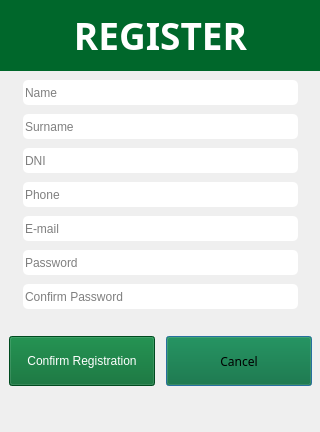
The window that src/Vista/registro.ui (gjimec00/STDEvents) describes before a commit, drawn with Qt 5.
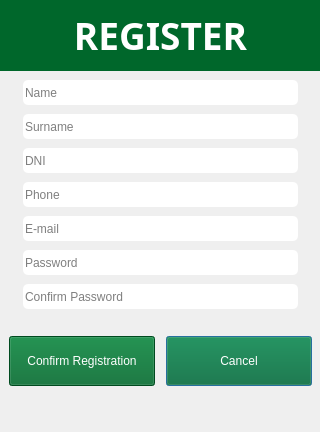
The same window after the commit.

Commit message: segunda prueba

```diff
--- a/src/Vista/registro.ui
+++ b/src/Vista/registro.ui
@@ -287,123 +287,21 @@
           <height>50</height>
          </size>
         </property>
-        <property name="palette">
-         <palette>
-          <active>
-           <colorrole role="Button">
-            <brush brushstyle="SolidPattern">
-             <color alpha="255">
-              <red>0</red>
-              <green>103</green>
-              <blue>43</blue>
-             </color>
-            </brush>
-           </colorrole>
-           <colorrole role="Base">
-            <brush brushstyle="SolidPattern">
-             <color alpha="255">
-              <red>0</red>
-              <green>103</green>
-              <blue>43</blue>
-             </color>
-            </brush>
-           </colorrole>
-           <colorrole role="Window">
-            <brush brushstyle="SolidPattern">
-             <color alpha="255">
-              <red>0</red>
-              <green>103</green>
-              <blue>43</blue>
-             </color>
-            </brush>
-           </colorrole>
-          </active>
-          <inactive>
-           <colorrole role="Button">
-            <brush brushstyle="SolidPattern">
-             <color alpha="255">
-              <red>0</red>
-              <green>103</green>
-              <blue>43</blue>
-             </color>
-            </brush>
-           </colorrole>
-           <colorrole role="Base">
-            <brush brushstyle="SolidPattern">
-             <color alpha="255">
-              <red>0</red>
-              <green>103</green>
-              <blue>43</blue>
-             </color>
-            </brush>
-           </colorrole>
-           <colorrole role="Window">
-            <brush brushstyle="SolidPattern">
-             <color alpha="255">
-              <red>0</red>
-              <green>103</green>
-              <blue>43</blue>
-             </color>
-            </brush>
-           </colorrole>
-          </inactive>
-          <disabled>
-           <colorrole role="Button">
-            <brush brushstyle="SolidPattern">
-             <color alpha="255">
-              <red>0</red>
-              <green>103</green>
-              <blue>43</blue>
-             </color>
-            </brush>
-           </colorrole>
-           <colorrole role="Base">
-            <brush brushstyle="SolidPattern">
-             <color alpha="255">
-              <red>0</red>
-              <green>103</green>
-              <blue>43</blue>
-             </color>
-            </brush>
-           </colorrole>
-           <colorrole role="Window">
-            <brush brushstyle="SolidPattern">
-             <color alpha="255">
-              <red>0</red>
-              <green>103</green>
-              <blue>43</blue>
-             </color>
-            </brush>
-           </colorrole>
-          </disabled>
-         </palette>
-        </property>
-        <property name="font">
-         <font>
-          <family>Arial Black</family>
-          <pointsize>9</pointsize>
-          <italic>false</italic>
-          <underline>false</underline>
-          <fontweight>Black</fontweight>
-         </font>
-        </property>
-        <property name="autoFillBackground">
-         <bool>false</bool>
-        </property>
         <property name="styleSheet">
-         <string notr="true">background-color: rgb(0, 103, 43);
-font: 900 9pt &quot;Arial Black&quot;;
-</string>
+         <string notr="true">
+background-color: rgb(0, 103, 43);
+color: rgb(255, 255, 255);
+font: 900 9pt &quot;Arial Black&quot;;</string>
         </property>
         <property name="text">
          <string>Cancel</string>
         </property>
-        <property name="autoDefault">
-         <bool>true</bool>
-        </property>
         <property name="default">
          <bool>true</bool>
         </property>
+        <property name="flat">
+         <bool>false</bool>
+        </property>
        </widget>
       </item>
      </layout>
```
